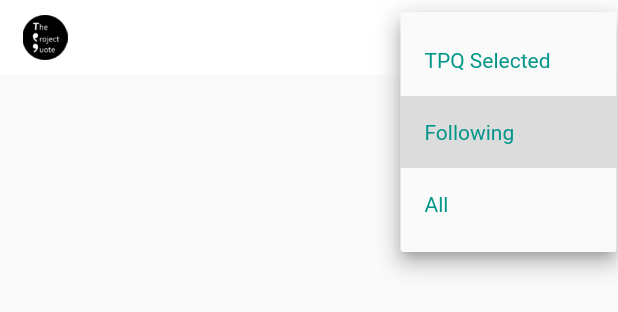
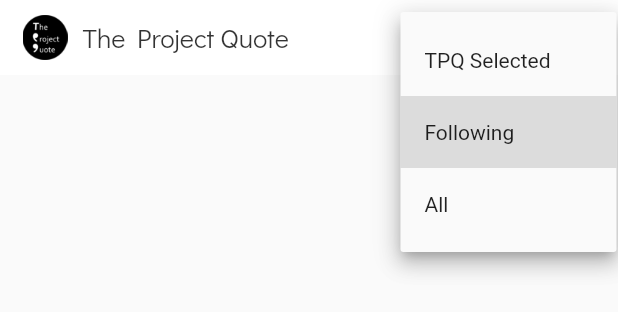
Before and after one commit to AlaaEdAouimeur/Flutter_SocialNetwork, a Flutter app: the CategoryDropdown widget shown alone on an empty page, opened directly with empty values, after a tap on "Following", on a phone screen of 412 x 824 dp. Shown: the top 312 px of the screen. Run offline on Flutter 3.47's test engine with Material 2 defaults, Android fonts, the phone set to English and light mode, and no system bars; our stand-ins replace cloud_firestore, firebase_auth, firebase_database, flutter_redux, font_awesome_flutter, google_sign_in and 4 more; missing offline and left inert: flutter_facebook_login, strings; accounts and stored records are empty; network calls fail.

Commit message:
Setting Colors and styles using theme

```diff
--- a/lib/HelperClasses/themes.dart
+++ b/lib/HelperClasses/themes.dart
@@ -6,8 +6,9 @@ class Themes {
   static final ThemeData whitetheme = ThemeData(
       fontFamily: 'Didact',
       backgroundColor: Colors.white,
+      cardColor: Color.fromRGBO(0, 0, 0, 0.05),
       brightness: Brightness.light,
-      buttonColor: Colors.orange,
+      buttonColor: Colors.black,
       textTheme: TextTheme(
         headline: TextStyle(
           color: Colors.black,
@@ -49,7 +50,7 @@ class Themes {
     fontFamily: 'Didact',
     backgroundColor: Colors.black,
     brightness: Brightness.dark,
-    buttonColor: Colors.purple,
+    buttonColor: Colors.white,
     textTheme: TextTheme(
       headline: TextStyle(
         color: Colors.white,
--- a/lib/widgets/CategoryDropdown.dart
+++ b/lib/widgets/CategoryDropdown.dart
@@ -65,21 +65,32 @@ class CategoryDropdownState extends State<CategoryDropdown> {
       child: Row(
         mainAxisAlignment: MainAxisAlignment.spaceBetween,
         children: <Widget>[
-          Image.asset(
-            'assets/images/logo.png',
-            width: 30,
+          Row(
+            children: <Widget>[
+              Image.asset(
+                'assets/images/logo.png',
+                width: 30,
+              ),
+              SizedBox(
+                width: 10,
+              ),
+              Text(
+                "The Project Quote",
+                style: Theme.of(context).textTheme.subhead,
+              ),
+            ],
           ),
           Container(
             padding: EdgeInsets.only(left: 10.0, right: 10.0),
             margin: EdgeInsets.only(top: 8.0, bottom: 8.0),
             decoration: BoxDecoration(
-              color: Color.fromRGBO(0, 128, 128, 0.2),
+              color: Theme.of(context).cardColor,
               borderRadius: BorderRadius.circular(5.0),
             ),
             child: DropdownButton<String>(
               value: widget.categoryHelperFunction.getDropdownValue(),
               style: TextStyle(
-                color: Colors.teal,
+                color: Theme.of(context).accentColor,
               ),
               icon: Icon(
                 FontAwesomeIcons.chevronDown,
--- a/lib/widgets/PostBody.dart
+++ b/lib/widgets/PostBody.dart
@@ -126,7 +126,7 @@ class PostBodyState extends State<PostBody> {
         upIcon = FontAwesomeIcons.grinHearts;
       return Icon(
         upIcon,
-        color: Colors.red,
+        color: Theme.of(context).accentColor,
         size: 22,
       );
     } else {
@@ -146,7 +146,7 @@ class PostBodyState extends State<PostBody> {
           }
           return Icon(
             upIcon,
-            color: Colors.red,
+            color: Theme.of(context).accentColor,
             size: 22,
           );
         },
--- a/lib/widgets/PostList.dart
+++ b/lib/widgets/PostList.dart
@@ -42,7 +42,9 @@ class PostListState extends State<PostList> {
             return Column(
               children: <Widget>[
                 new Container(
-                  margin: EdgeInsets.all(25.0),
+                  color: Theme.of(context).cardColor,
+                  margin: EdgeInsets.all(15.0),
+                  padding: EdgeInsets.all(15.0),
                   child: PostBody(widget.snapshot.data.documents[index]),
                 ),
               ],
```
Also changed, not shown: lib/widgets/userProfileTab.dart (+8 -2 lines).
